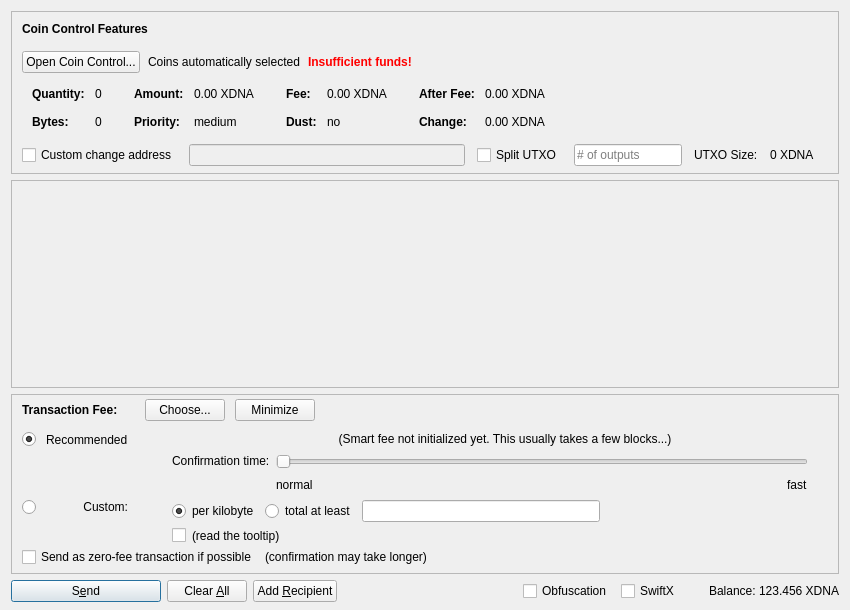
The window that src/qt/forms/sendcoinsdialog.ui (Pubfred/ZDNA) describes before a commit, drawn with Qt 5.
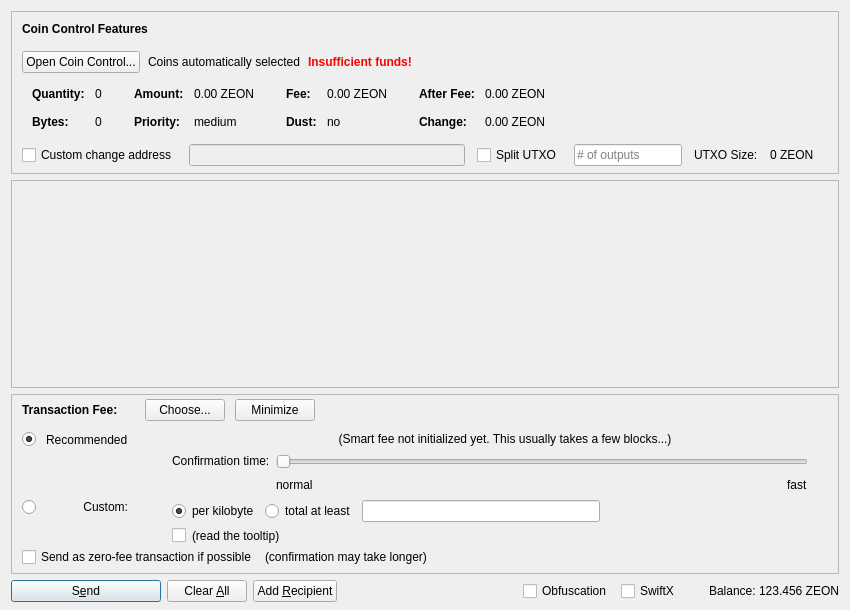
The same window after the commit. Icons and pictures are not drawn. Custom widgets are drawn as their Qt base class.

```diff
--- a/src/qt/forms/sendcoinsdialog.ui
+++ b/src/qt/forms/sendcoinsdialog.ui
@@ -324,7 +324,7 @@
                   <enum>Qt::ActionsContextMenu</enum>
                  </property>
                  <property name="text">
-                  <string notr="true">0.00 XDNA</string>
+                  <string notr="true">0.00 ZEON</string>
                  </property>
                  <property name="textInteractionFlags">
                   <set>Qt::LinksAccessibleByMouse|Qt::TextSelectableByKeyboard|Qt::TextSelectableByMouse</set>
@@ -404,7 +404,7 @@
                   <enum>Qt::ActionsContextMenu</enum>
                  </property>
                  <property name="text">
-                  <string notr="true">0.00 XDNA</string>
+                  <string notr="true">0.00 ZEON</string>
                  </property>
                  <property name="textInteractionFlags">
                   <set>Qt::LinksAccessibleByMouse|Qt::TextSelectableByKeyboard|Qt::TextSelectableByMouse</set>
@@ -484,7 +484,7 @@
                   <enum>Qt::ActionsContextMenu</enum>
                  </property>
                  <property name="text">
-                  <string notr="true">0.00 XDNA</string>
+                  <string notr="true">0.00 ZEON</string>
                  </property>
                  <property name="textInteractionFlags">
                   <set>Qt::LinksAccessibleByMouse|Qt::TextSelectableByKeyboard|Qt::TextSelectableByMouse</set>
@@ -513,7 +513,7 @@
                   <enum>Qt::ActionsContextMenu</enum>
                  </property>
                  <property name="text">
-                  <string notr="true">0.00 XDNA</string>
+                  <string notr="true">0.00 ZEON</string>
                  </property>
                  <property name="textInteractionFlags">
                   <set>Qt::LinksAccessibleByMouse|Qt::TextSelectableByKeyboard|Qt::TextSelectableByMouse</set>
@@ -594,7 +594,7 @@
           <item>
            <widget class="QLabel" name="labelBlockSize">
             <property name="text">
-             <string>0 XDNA</string>
+             <string>0 ZEON</string>
             </property>
            </widget>
           </item>
@@ -1435,7 +1435,7 @@
           <cursorShape>IBeamCursor</cursorShape>
          </property>
          <property name="text">
-          <string notr="true">123.456 XDNA</string>
+          <string notr="true">123.456 ZEON</string>
          </property>
          <property name="textInteractionFlags">
           <set>Qt::LinksAccessibleByMouse|Qt::TextSelectableByKeyboard|Qt::TextSelectableByMouse</set>
```
Left out of the diff: 8 changed lines with no effect on the pictures.
